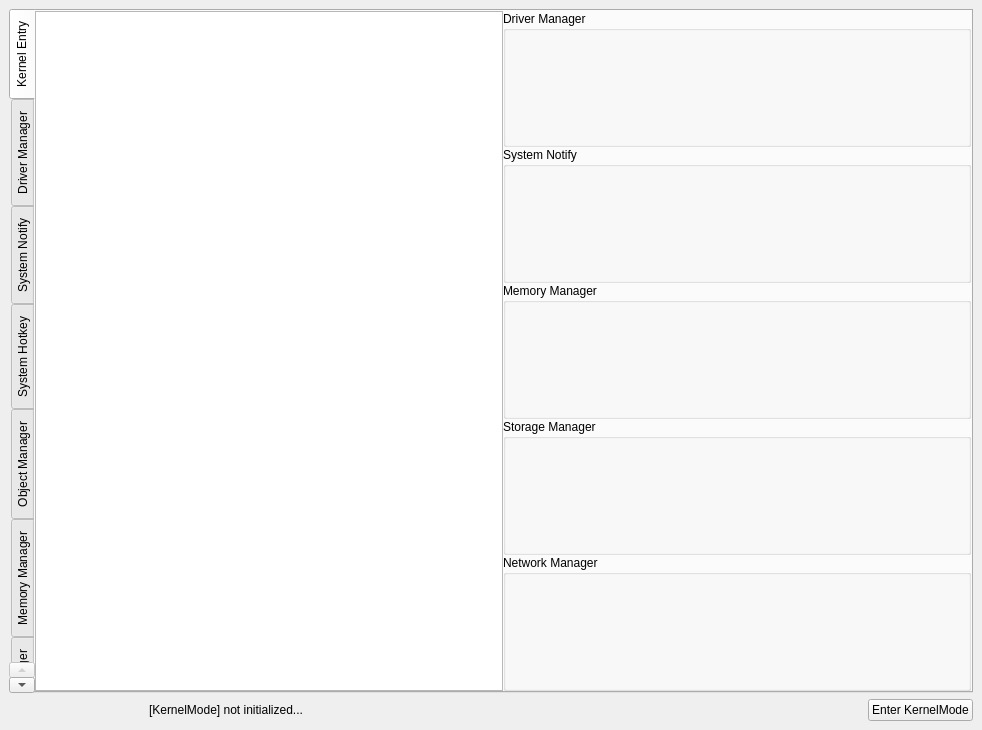
Old version of the form src/OpenArk/ui/kernel.ui in the repository BlackINT3/OpenArk.
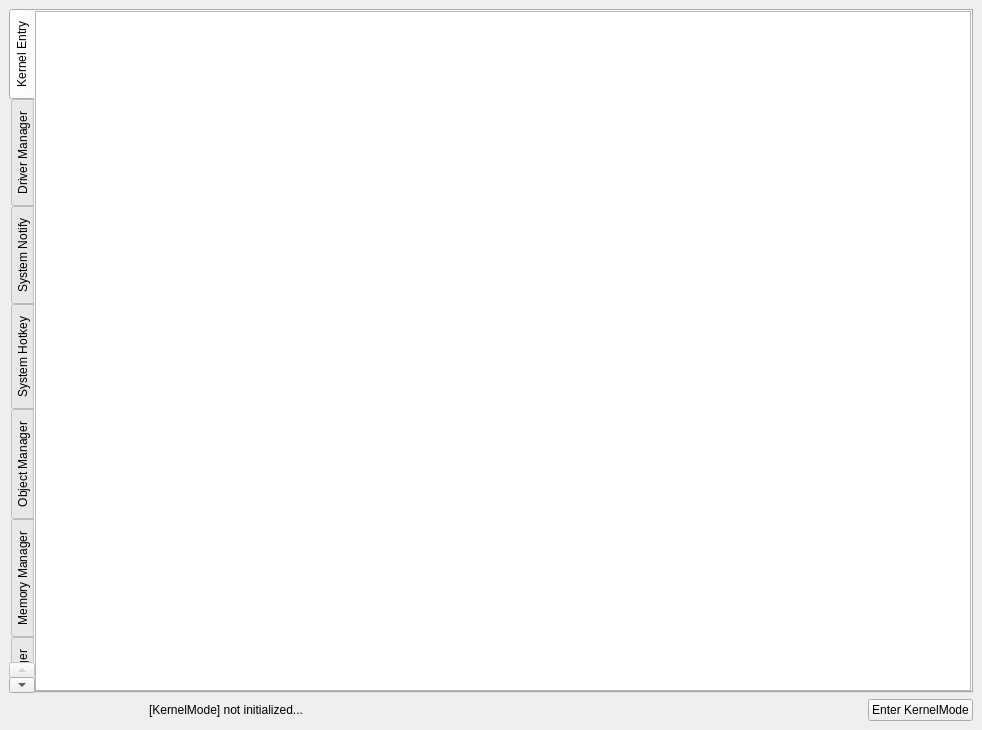
New version of the form. The open tabs and pages were chosen to show the change.

Commit message: Support kernel and user layer collaboration.

The edit to the form file:
```diff
--- a/src/OpenArk/ui/kernel.ui
+++ b/src/OpenArk/ui/kernel.ui
@@ -63,75 +63,6 @@
        <item>
         <widget class="QTableView" name="kernelInfoView"/>
        </item>
-       <item>
-        <layout class="QVBoxLayout" name="verticalLayout_6">
-         <item>
-          <widget class="QGroupBox" name="groupBox_2">
-           <property name="sizePolicy">
-            <sizepolicy hsizetype="Expanding" vsizetype="Preferred">
-             <horstretch>0</horstretch>
-             <verstretch>0</verstretch>
-            </sizepolicy>
-           </property>
-           <property name="title">
-            <string>Driver Manager</string>
-           </property>
-          </widget>
-         </item>
-         <item>
-          <widget class="QGroupBox" name="groupBox_3">
-           <property name="sizePolicy">
-            <sizepolicy hsizetype="Expanding" vsizetype="Preferred">
-             <horstretch>0</horstretch>
-             <verstretch>0</verstretch>
-            </sizepolicy>
-           </property>
-           <property name="title">
-            <string>System Notify</string>
-           </property>
-          </widget>
-         </item>
-         <item>
-          <widget class="QGroupBox" name="groupBox_5">
-           <property name="sizePolicy">
-            <sizepolicy hsizetype="Expanding" vsizetype="Preferred">
-             <horstretch>0</horstretch>
-             <verstretch>0</verstretch>
-            </sizepolicy>
-           </property>
-           <property name="title">
-            <string>Memory Manager</string>
-           </property>
-          </widget>
-         </item>
-         <item>
-          <widget class="QGroupBox" name="groupBox_6">
-           <property name="sizePolicy">
-            <sizepolicy hsizetype="Expanding" vsizetype="Preferred">
-             <horstretch>0</horstretch>
-             <verstretch>0</verstretch>
-            </sizepolicy>
-           </property>
-           <property name="title">
-            <string>Storage Manager</string>
-           </property>
-          </widget>
-         </item>
-         <item>
-          <widget class="QGroupBox" name="groupBox_7">
-           <property name="sizePolicy">
-            <sizepolicy hsizetype="Expanding" vsizetype="Preferred">
-             <horstretch>0</horstretch>
-             <verstretch>0</verstretch>
-            </sizepolicy>
-           </property>
-           <property name="title">
-            <string>Network Manager</string>
-           </property>
-          </widget>
-         </item>
-        </layout>
-       </item>
        <item>
         <widget class="QWidget" name="widget" native="true"/>
        </item>
```
Left out of the diff: 34 changed lines with no effect on the pictures. The commit also changes 29 other files.
